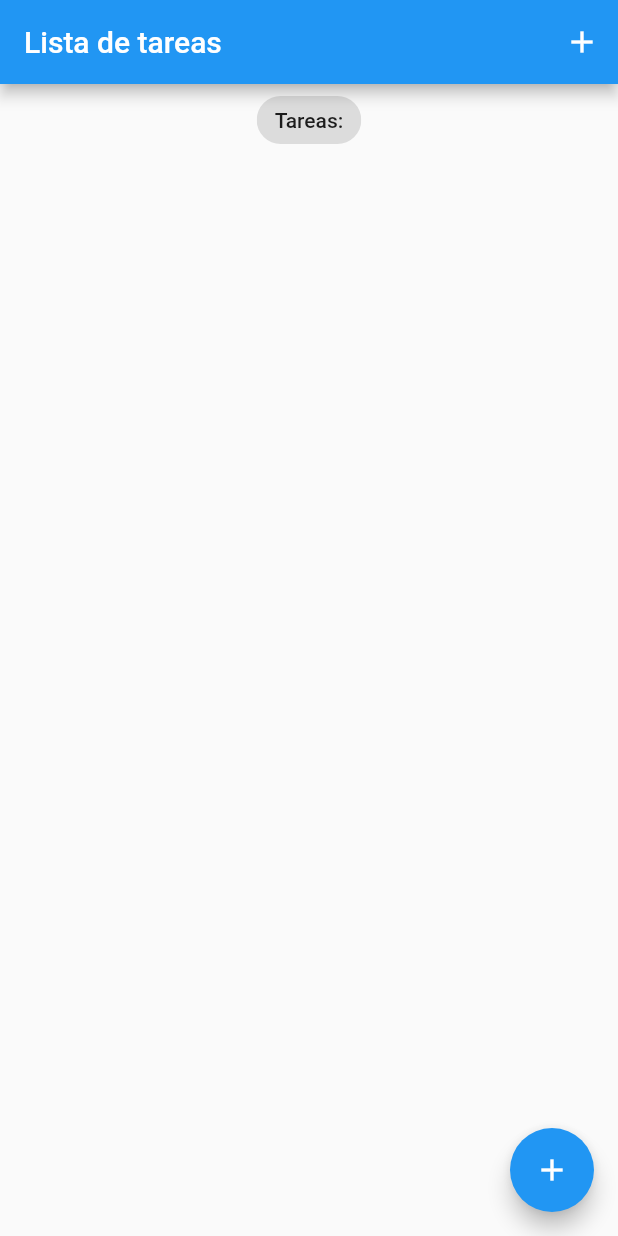
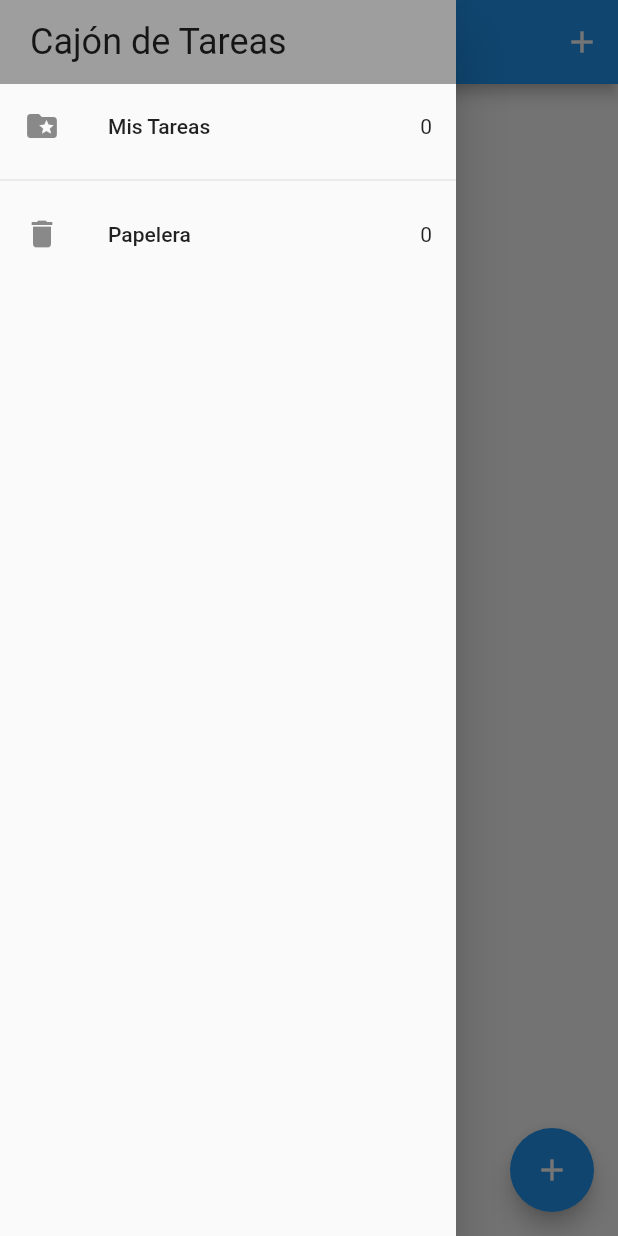
Before and after one commit to bitrawbfg/ToDoList_Patron_BLoC, a Flutter app: the screen it shows after launch, with the side drawer open (before the commit the screen has no drawer), on a phone screen of 412 x 824 dp. Run offline on Flutter 3.47's test engine with Material 2 defaults, Android fonts, the phone set to English and light mode, and no system bars; our stand-ins replace equatable, flutter_bloc, hydrated_bloc.

Commit message:
[ADD] Añadida papelera de tareas
- Para más detalles consultar README.md

```diff
--- a/lib/blocs/bloc/tareas_event.dart
+++ b/lib/blocs/bloc/tareas_event.dart
@@ -29,6 +29,17 @@ class UpdateTarea extends TareasEvent {
   List<Object> get props => [tarea];
 }
 
+class RemoveTarea extends TareasEvent {
+  final Tarea tarea;
+
+  const RemoveTarea({
+    required this.tarea,
+  });
+
+  @override
+  List<Object> get props => [tarea];
+}
+
 class DeleteTarea extends TareasEvent {
   final Tarea tarea;
 
--- a/lib/blocs/bloc/tareas_state.dart
+++ b/lib/blocs/bloc/tareas_state.dart
@@ -2,23 +2,30 @@ part of 'tareas_bloc.dart';
 
 class TareasState extends Equatable {
   final List<Tarea> allTareas;
+  final List<Tarea> removedTareas;
 
   const TareasState({
     this.allTareas = const <Tarea>[],
+    this.removedTareas = const <Tarea>[],
   });
 
   @override
-  List<Object> get props => [allTareas];
+  List<Object> get props => [
+        allTareas,
+        removedTareas,
+      ];
 
   Map<String, dynamic> toMap() {
     return {
       'allTareas': allTareas.map((e) => e.toMap()).toList(),
+      'removedTareas': removedTareas.map((e) => e.toMap()).toList(),
     };
   }
 
   factory TareasState.fromMap(Map<String, dynamic> map) {
     return TareasState(
       allTareas: List<Tarea>.from(map['allTareas']?.map((e) => Tarea.fromMap(e))),
+      removedTareas: List<Tarea>.from(map['removedTareas']?.map((e) => Tarea.fromMap(e))),
     );
   }
 }
--- a/lib/main.dart
+++ b/lib/main.dart
@@ -1,5 +1,6 @@
 import 'package:flutter/material.dart';
 import 'package:lista_tareas/screens/ventana_tareas.dart';
+import 'package:lista_tareas/services/app_router.dart';
 import 'package:path_provider/path_provider.dart';
 
 import 'blocs/bloc_exportaciones.dart';
@@ -11,11 +12,14 @@ void main() async {
     storageDirectory: await getApplicationDocumentsDirectory(),
   );
 
-  runApp(const MyApp());
+  runApp(MyApp(
+    appRouter: AppRouter(),
+  ));
 }
 
 class MyApp extends StatelessWidget {
-  const MyApp({Key? key}) : super(key: key);
+  const MyApp({Key? key, required this.appRouter}) : super(key: key);
+  final AppRouter appRouter;
 
   @override
   Widget build(BuildContext context) {
@@ -27,6 +31,7 @@ class MyApp extends StatelessWidget {
           primarySwatch: Colors.blue,
         ),
         home: const VentanaTareas(),
+        onGenerateRoute: appRouter.onGenerateRoute,
       ),
     );
   }
--- /dev/null
+++ b/lib/screens/cajon_tareas.dart
@@ -0,0 +1,57 @@
+import 'package:flutter/material.dart';
+import 'package:lista_tareas/blocs/bloc_exportaciones.dart';
+import 'package:lista_tareas/screens/papelera.dart';
+import 'package:lista_tareas/screens/ventana_tareas.dart';
+
+class CajonTareas extends StatelessWidget {
+  const CajonTareas({super.key});
+
+  @override
+  Widget build(BuildContext context) {
+    return SafeArea(
+      child: Drawer(
+        child: Column(
+          children: [
+            Container(
+              width: double.infinity,
+              padding: const EdgeInsets.symmetric(
+                vertical: 14,
+                horizontal: 20,
+              ),
+              color: Colors.grey,
+              child: Text(
+                'Cajón de Tareas',
+                style: Theme.of(context).textTheme.headline5,
+              ),
+            ),
+            BlocBuilder<TareasBloc, TareasState>(
+              builder: (context, state) {
+                return GestureDetector(
+                  onTap: () => Navigator.of(context).pushNamed(VentanaTareas.id),
+                  child: ListTile(
+                    leading: const Icon(Icons.folder_special),
+                    title: const Text('Mis Tareas'),
+                    trailing: Text('${state.allTareas.length}'),
+                  ),
+                );
+              },
+            ),
+            const Divider(),
+            BlocBuilder<TareasBloc, TareasState>(
+              builder: (context, state) {
+                return GestureDetector(
+                  onTap: () => Navigator.of(context).pushNamed(Papelera.id),
+                  child: ListTile(
+                    leading: const Icon(Icons.delete),
+                    title: const Text('Papelera'),
+                    trailing: Text('${state.removedTareas.length}'),
+                  ),
+                );
+              },
+            ),
+          ],
+        ),
+      ),
+    );
+  }
+}
--- a/lib/screens/ventana_tareas.dart
+++ b/lib/screens/ventana_tareas.dart
@@ -1,11 +1,13 @@
 import 'package:flutter/material.dart';
 import 'package:lista_tareas/blocs/bloc_exportaciones.dart';
 import 'package:lista_tareas/models/tarea.dart';
+import 'package:lista_tareas/screens/cajon_tareas.dart';
 import 'package:lista_tareas/screens/ventana_add_tarea.dart';
 import 'package:lista_tareas/widgets/lista_tareas.dart';
 
 class VentanaTareas extends StatefulWidget {
   const VentanaTareas({Key? key}) : super(key: key);
+  static const id = 'ventana_tareas';
 
   @override
   State<VentanaTareas> createState() => _VentanaTareasState();
@@ -38,13 +40,14 @@ class _VentanaTareasState extends State<VentanaTareas> {
               )
             ],
           ),
+          drawer: CajonTareas(),
           body: Column(
             crossAxisAlignment: CrossAxisAlignment.center,
             children: [
-              const Center(
+              Center(
                 child: Chip(
                   label: Text(
-                    'Tareas:',
+                    '${state.allTareas.length} Tareas',
                   ),
                 ),
               ),
--- /dev/null
+++ b/lib/services/app_router.dart
@@ -0,0 +1,21 @@
+import 'package:flutter/material.dart';
+import 'package:lista_tareas/screens/papelera.dart';
+import 'package:lista_tareas/screens/ventana_tareas.dart';
+
+class AppRouter {
+  Route? onGenerateRoute(RouteSettings routeSettings) {
+    switch (routeSettings.name) {
+      case Papelera.id:
+        return MaterialPageRoute(
+          builder: (_) => Papelera(),
+        );
+
+      case VentanaTareas.id:
+        return MaterialPageRoute(
+          builder: (_) => VentanaTareas(),
+        );
+      default:
+        return null;
+    }
+  }
+}
```
Also changed, not shown: lib/blocs/bloc/tareas_bloc.dart (+20 -2 lines), lib/screens/papelera.dart (added, +41 -0 lines), lib/widgets/lista_tareas.dart (+2 -11 lines), lib/widgets/tile_tarea.dart (added, +37 -0 lines), 2 other files.
